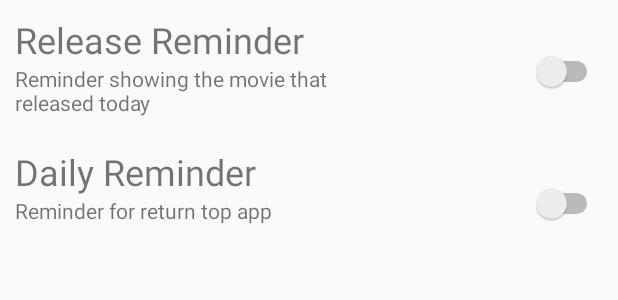
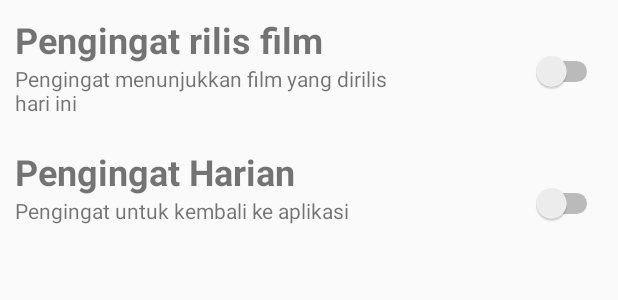
Before and after one commit to MozeeB/Movie-Catalogue-Local-Storage-, an Android app: the layout activity_reminder.xml on its own in the app's theme, with its tools: preview values and no code run, on a phone screen of 412 x 824 dp. Shown: the top 300 px of the screen. Run offline under Robolectric (Android 15) with nearby library versions, the phone set to English and light mode, and no system bars.

Commit message:
sub #5 Reminder 100% FIX

```diff
--- a/app/src/main/AndroidManifest.xml
+++ b/app/src/main/AndroidManifest.xml
@@ -21,7 +21,8 @@
 
         <activity android:name=".activity.ReminderActivity"
             android:theme="@style/AppThemeReminder"
-            android:parentActivityName=".activity.MainActivity"/>
+            android:parentActivityName=".activity.MainActivity"
+            android:label="@string/reminder"/>
 
         <receiver
             android:name=".reminder.ReleaseTodayReminder"
--- a/app/src/main/java/com/zeeb/moviecataloguelocalstorage/data/local/movie/MovieDao.java
+++ b/app/src/main/java/com/zeeb/moviecataloguelocalstorage/data/local/movie/MovieDao.java
@@ -28,4 +28,7 @@ public interface MovieDao {
     @Query("SELECT * FROM tb_movie")
     List<ResultsItemMovie> getFavoriteNoCursor();
 
+    @Query("SELECT * FROM tb_movie WHERE id = :id")
+    ResultsItemMovie selectItemNoCursor(String id);
+
 }
--- a/app/src/main/java/com/zeeb/moviecataloguelocalstorage/fragment/FavoriteMovie.java
+++ b/app/src/main/java/com/zeeb/moviecataloguelocalstorage/fragment/FavoriteMovie.java
@@ -80,6 +80,7 @@ public class FavoriteMovie extends Fragment {
         super.onViewCreated(view, savedInstanceState);
 
         showLoading(true);
+        movieDatabase = MovieDatabase.getMovieDatabase(getActivity());
         getFavorite();
         setupRecyclerView();
 
@@ -105,7 +106,6 @@ public class FavoriteMovie extends Fragment {
     }
 
     public void getFavorite() {
-        movieDatabase = MovieDatabase.getMovieDatabase(getActivity());
         if (movieDatabase.movieDao().getFavoriteMovie() == null) {
             Toast.makeText(getActivity(), getString(R.string.noFavData), Toast.LENGTH_SHORT).show();
             showLoading(false);
--- a/app/src/main/java/com/zeeb/moviecataloguelocalstorage/network/ApiService.java
+++ b/app/src/main/java/com/zeeb/moviecataloguelocalstorage/network/ApiService.java
@@ -23,7 +23,7 @@ public interface ApiService {
     @GET("search/tv?api_key=" + BuildConfig.API_KEY + "&language=en-US")
     Call<ResponseTvShow> searchTvShow(@Query("query") String tvshow);
 
-    @GET("movie?api_key=" + BuildConfig.API_KEY)
+    @GET("discover/movie?api_key=" + BuildConfig.API_KEY)
     Call<ResponseMovie> getReleaseToday(@Query("primary_release_date.gte") String tgl1,
                                         @Query("primary_release_date.lte") String tgl2);
 
--- a/app/src/main/res/layout/activity_reminder.xml
+++ b/app/src/main/res/layout/activity_reminder.xml
@@ -23,13 +23,14 @@
             <TextView
                 android:layout_width="match_parent"
                 android:layout_height="wrap_content"
-                android:text="Release Reminder"
+                android:textStyle="bold"
+                android:text="@string/release_reminder"
                 android:textSize="24sp" />
 
             <TextView
                 android:layout_width="match_parent"
                 android:layout_height="wrap_content"
-                android:text="Reminder showing the movie that released today" />
+                android:text="@string/reminder_showing_the_movie_that_released_today" />
         </LinearLayout>
 
     <LinearLayout
@@ -63,13 +64,14 @@
             <TextView
                 android:layout_width="match_parent"
                 android:layout_height="wrap_content"
-                android:text="Daily Reminder"
+                android:textStyle="bold"
+                android:text="@string/label_daily_reminder_title"
                 android:textSize="24sp" />
 
             <TextView
                 android:layout_width="match_parent"
                 android:layout_height="wrap_content"
-                android:text="Reminder for return top app" />
+                android:text="@string/reminder_for_return_top_app" />
         </LinearLayout>
 
         <LinearLayout
--- a/app/src/main/res/layout/fragment_movie.xml
+++ b/app/src/main/res/layout/fragment_movie.xml
@@ -22,6 +22,7 @@
             android:layout_height="match_parent"
             android:layout_margin="5dp"
             android:layout_marginTop="5dp"
+            android:focusableInTouchMode="true"
             android:background="@drawable/bgsvcustom"
             android:backgroundTint="@color/white"
             app:layout_constraintBottom_toTopOf="@+id/rvMovie"
--- a/app/src/main/res/values/strings.xml
+++ b/app/src/main/res/values/strings.xml
@@ -29,18 +29,22 @@
     <string name="no_favorite">No Favorite</string>
 
     <!--//-->
-    <string name="action_notification">Notifications</string>
+    <string name="action_notification">Notifikasi</string>
     <string name="key_reminder_daily">key_daily_reminder</string>
     <string name="label_daily_reminder_summary">Turn on/off daily reminder</string>
-    <string name="label_daily_reminder_title">Daily Reminder</string>
-    <string name="label_upcoming_reminder_title">Upcoming Reminder</string>
+    <string name="label_daily_reminder_title">Pengingat Harian</string>
+    <string name="label_upcoming_reminder_title">Pengingat Mendatang</string>
     <string name="key_reminder_upcoming">key_upcoming_reminder</string>
     <string name="label_upcoming_reminder_summary">Turn on/off upcoming reminder</string>
     <string name="key_setting_locale">key_setting_locale</string>
     <string name="label_setting_locale_summary">Setting Locale</string>
     <string name="label_setting_locale_title">Change your phone localization</string>
-    <string name="msg_daily_reminder">Hi, movie apps are waiting for you!</string>
-    <string name="upcoming_reminder_msg">Hi, today %s is release  </string>
+    <string name="msg_daily_reminder">Hai, aplikasi film sedang menunggu Anda!</string>
+    <string name="upcoming_reminder_msg">Hai, hari ini adalah rilis  </string>
+    <string name="release_reminder">Pengingat rilis film</string>
+    <string name="reminder_showing_the_movie_that_released_today">Pengingat menunjukkan film yang dirilis hari ini</string>
+    <string name="reminder_for_return_top_app">Pengingat untuk kembali ke aplikasi</string>
+    <string name="reminder">Pengingat</string>
 
 
 </resources>
```
Also changed, not shown: app/src/main/java/com/zeeb/moviecataloguelocalstorage/activity/DetailMovieActivity.java (+26 -21 lines), app/src/main/java/com/zeeb/moviecataloguelocalstorage/activity/ReminderActivity.java (+31 -7 lines), app/src/main/java/com/zeeb/moviecataloguelocalstorage/reminder/ReleaseTodayReminder.java (+4 -8 lines), app/src/main/res/layout/fragment_favorite_movie.xml (+1 -19 lines), 1 other file.
